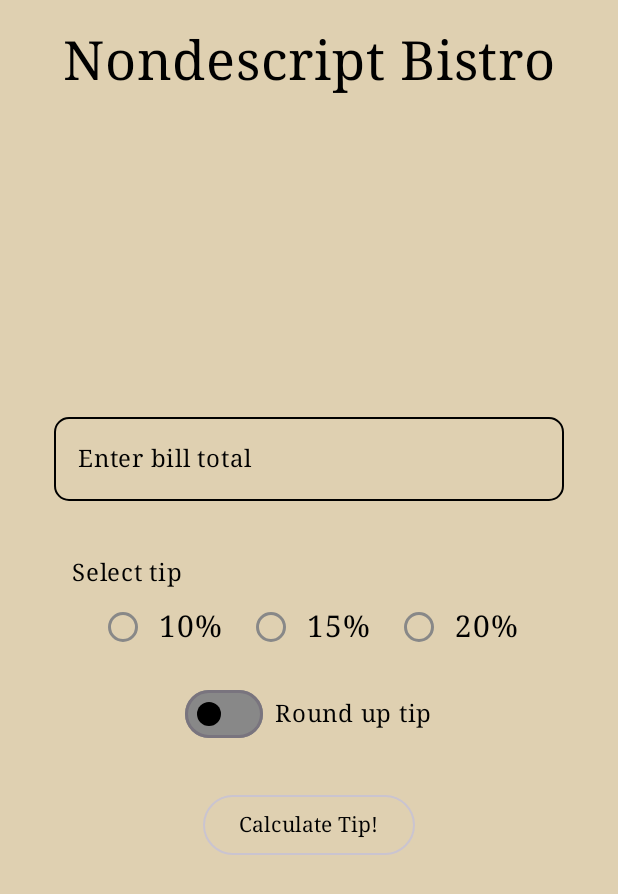
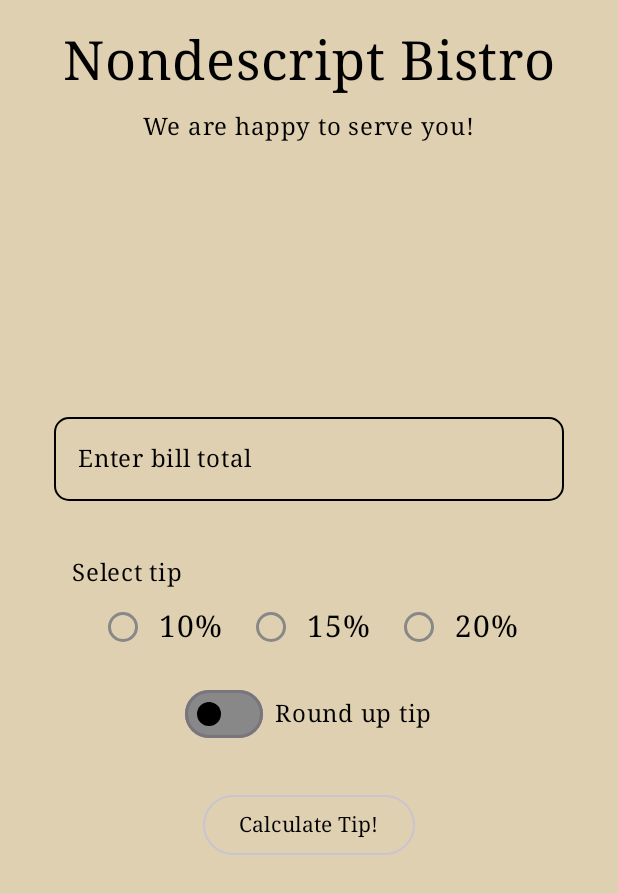
Before and after one commit to ccgarcia99/cpe-3323, an Android app built with Jetpack Compose: the screen it shows after launch (MainActivity), on a phone screen of 412 x 824 dp. Shown: the top 894 px of the screen. Run offline under Robolectric (Android 15) with nearby library versions, the phone set to English and light mode, and no system bars.

Commit message:
minor adjustments on PE 3.2.1

```diff
--- a/Decierdo_PE3/PE321/app/src/main/java/com/example/decierdo_pe31/MainActivity.kt
+++ b/Decierdo_PE3/PE321/app/src/main/java/com/example/decierdo_pe31/MainActivity.kt
@@ -100,7 +100,16 @@ fun MyApp(modifier: Modifier = Modifier) {
             fontFamily = FontFamily.Serif,
             fontSize = 36.sp
         )
-        // Add image here
+        Text(
+            text = "We are happy to serve you!",
+            fontFamily = FontFamily.Serif,
+            fontWeight = FontWeight.ExtraLight,
+            fontSize = 16.sp,
+            modifier = modifier
+                .padding(
+                    vertical = 10.dp
+                )
+        )
     }
     Column(
         modifier = modifier
```
